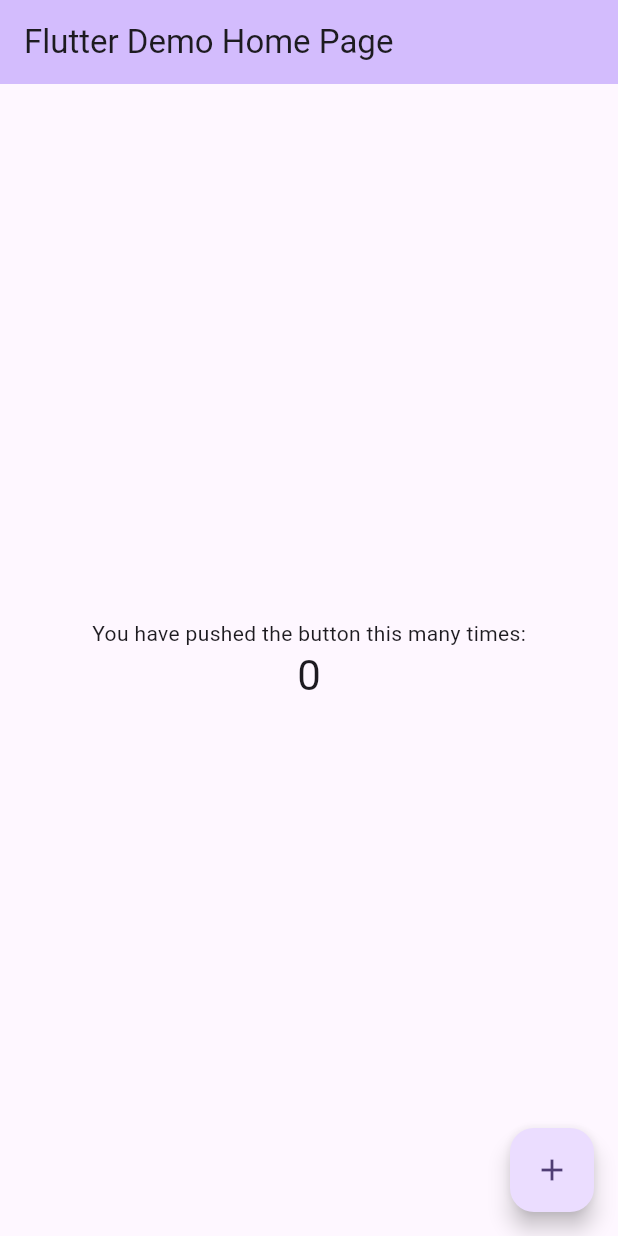
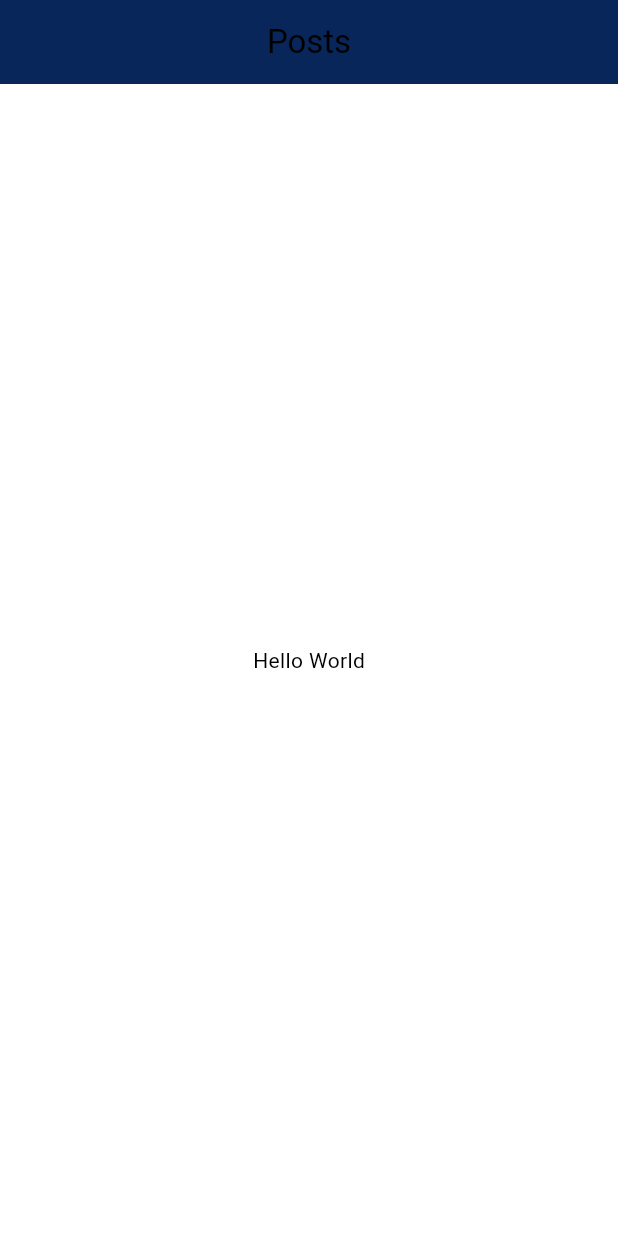
Before and after one commit to mohamed-eid-f/posts, a Flutter app: the screen it shows after launch, on a phone screen of 412 x 824 dp. Run offline on Flutter 3.47's test engine with Material 3 defaults, Android fonts, the phone set to English and light mode, and no system bars; our stand-ins replace dartz, equatable.

Commit message:
adding domain layer, theme, failures and exceptions

```diff
--- /dev/null
+++ b/lib/core/errors/exceptions.dart
@@ -0,0 +1,5 @@
+class OfflineException implements Exception {}
+
+class ServerException implements Exception {}
+
+class EmptyCacheException implements Exception {}
--- /dev/null
+++ b/lib/core/theme/app_theme.dart
@@ -0,0 +1,29 @@
+import 'package:flutter/material.dart';
+
+const primaryColor = Color(0xff082659);
+const secondaryColor = Color(0xff51eec2);
+
+final appTheme = ThemeData(
+  appBarTheme: const AppBarTheme(
+    backgroundColor: primaryColor,
+    centerTitle: true,
+  ),
+  brightness: Brightness.light,
+  primaryColor: primaryColor,
+  colorScheme: const ColorScheme.light(
+    primary: primaryColor,
+  ),
+  progressIndicatorTheme: const ProgressIndicatorThemeData(color: primaryColor),
+  floatingActionButtonTheme: const FloatingActionButtonThemeData(
+    backgroundColor: primaryColor,
+    foregroundColor: secondaryColor,
+  ),
+  inputDecorationTheme: InputDecorationTheme(
+    floatingLabelStyle: const TextStyle(color: primaryColor),
+    iconColor: secondaryColor,
+    focusedBorder: OutlineInputBorder(
+      borderSide: const BorderSide(color: secondaryColor),
+      borderRadius: BorderRadius.circular(8),
+    ),
+  ),
+);
--- a/lib/main.dart
+++ b/lib/main.dart
@@ -1,4 +1,5 @@
 import 'package:flutter/material.dart';
+import 'package:posts/core/theme/app_theme.dart';
 
 void main() {
   runApp(const MyApp());
@@ -10,59 +11,25 @@ class MyApp extends StatelessWidget {
   @override
   Widget build(BuildContext context) {
     return MaterialApp(
-      title: 'Flutter Demo',
-      theme: ThemeData(
-        colorScheme: ColorScheme.fromSeed(seedColor: Colors.deepPurple),
-        useMaterial3: true,
-      ),
-      home: const MyHomePage(title: 'Flutter Demo Home Page'),
+      debugShowCheckedModeBanner: false,
+      title: 'Posts App',
+      theme: appTheme,
+      home: const HomePage(),
     );
   }
 }
 
-class MyHomePage extends StatefulWidget {
-  const MyHomePage({super.key, required this.title});
-
-  final String title;
-
-  @override
-  State<MyHomePage> createState() => _MyHomePageState();
-}
-
-class _MyHomePageState extends State<MyHomePage> {
-  int _counter = 0;
-
-  void _incrementCounter() {
-    setState(() {
-      _counter++;
-    });
-  }
+class HomePage extends StatelessWidget {
+  const HomePage({super.key});
 
   @override
   Widget build(BuildContext context) {
     return Scaffold(
       appBar: AppBar(
-        backgroundColor: Theme.of(context).colorScheme.inversePrimary,
-        title: Text(widget.title),
+        title: const Text("Posts"),
       ),
-      body: Center(
-        child: Column(
-          mainAxisAlignment: MainAxisAlignment.center,
-          children: <Widget>[
-            const Text(
-              'You have pushed the button this many times:',
-            ),
-            Text(
-              '$_counter',
-              style: Theme.of(context).textTheme.headlineMedium,
-            ),
-          ],
-        ),
-      ),
-      floatingActionButton: FloatingActionButton(
-        onPressed: _incrementCounter,
-        tooltip: 'Increment',
-        child: const Icon(Icons.add),
+      body: const Center(
+        child: Text("Hello World"),
       ),
     );
   }
--- a/pubspec.yaml
+++ b/pubspec.yaml
@@ -41,6 +41,7 @@ dependencies:
   internet_connection_checker: ^1.0.0+1
   http: ^1.2.2
   shared_preferences: ^2.2.3
+  equatable: ^2.0.5
 
 dev_dependencies:
   flutter_test:
```
Also changed, not shown: lib/core/errors/failure.dart (added, +18 -0 lines), lib/features/posts/domain/entity/post.dart (added, +15 -0 lines), lib/features/posts/domain/repositories/posts_repository.dart (added, +10 -0 lines), lib/features/posts/domain/usecases/create_post_usecase.dart (added, +14 -0 lines), lib/features/posts/domain/usecases/delete_post_usecase.dart (added, +13 -0 lines), lib/features/posts/domain/usecases/get_all_posts.dart (added, +16 -0 lines), lib/features/posts/domain/usecases/update_post_usecase.dart (added, +14 -0 lines), pubspec.lock.
